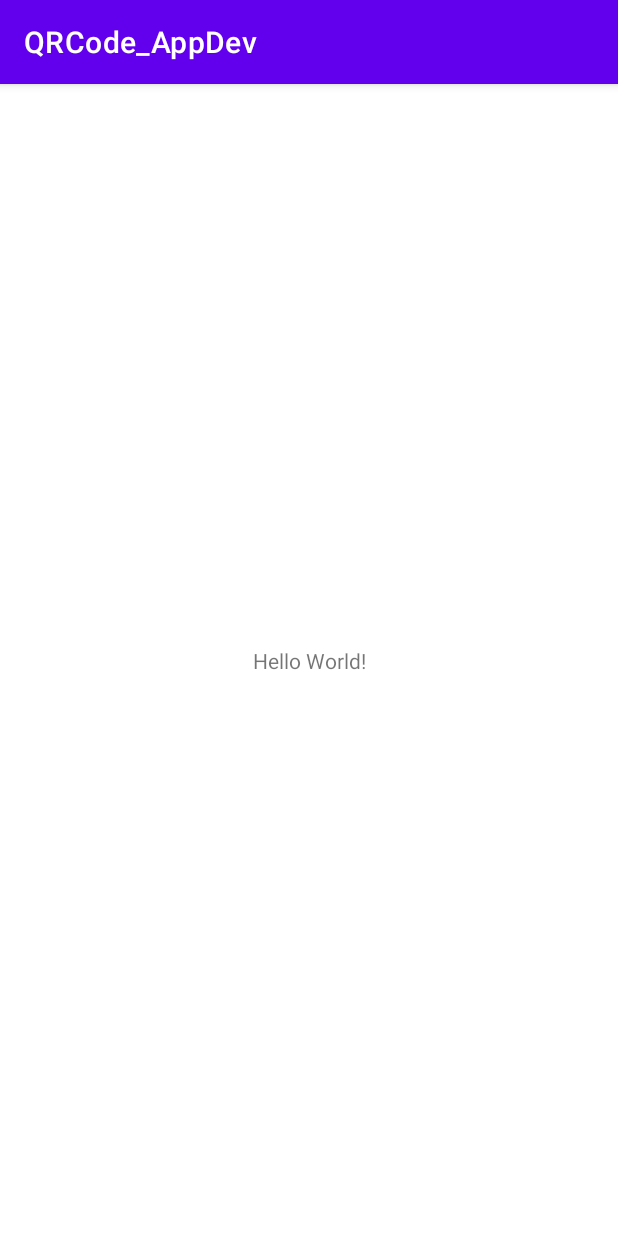
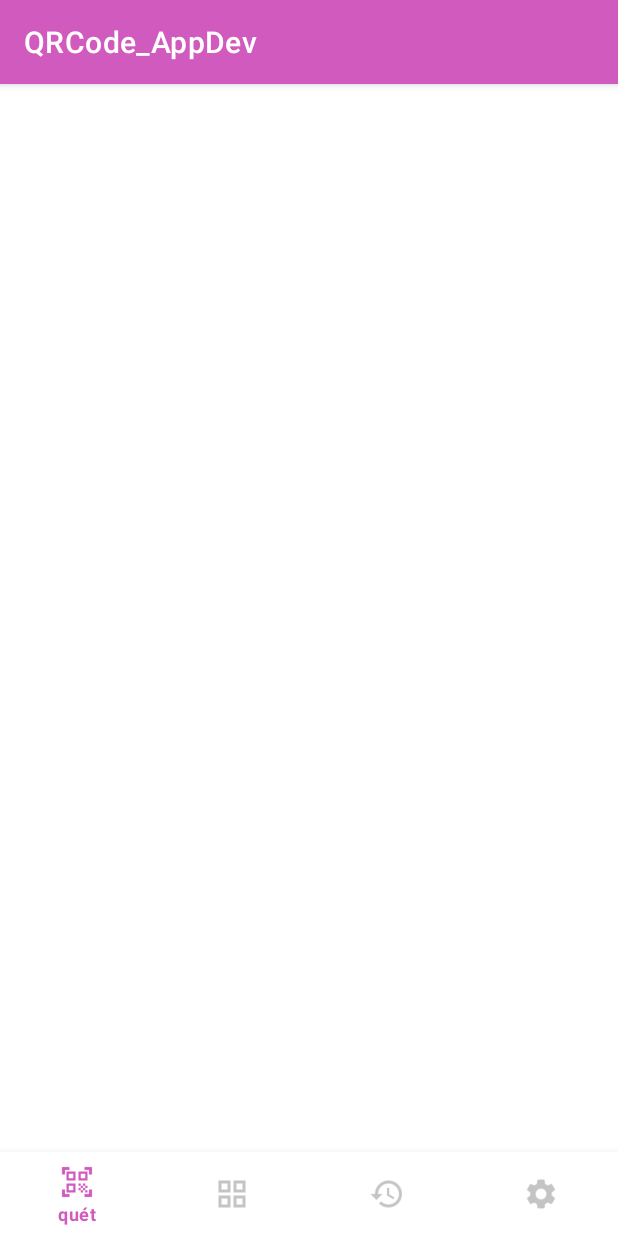
Before and after one commit to nguyenvanvi2002/QRCode_AppDev, an Android app: the screen it shows after launch (MainActivity), on a phone screen of 412 x 824 dp. Run offline under Robolectric (Android 15) with nearby library versions, the light colour scheme and no system bars.

Commit message:
bottom_menu done!

```diff
--- a/app/build.gradle
+++ b/app/build.gradle
@@ -35,4 +35,7 @@ dependencies {
     testImplementation 'junit:junit:4.13.2'
     androidTestImplementation 'androidx.test.ext:junit:1.1.3'
     androidTestImplementation 'androidx.test.espresso:espresso-core:3.4.0'
+
+    //add lib
+    implementation 'com.google.android.material:material:1.5.0'
 }
--- /dev/null
+++ b/app/src/main/res/color/custom_color_bottom_nav.xml
@@ -0,0 +1,5 @@
+<?xml version="1.0" encoding="utf-8"?>
+<selector xmlns:android="http://schemas.android.com/apk/res/android">
+    <item android:color="@color/system" android:state_checked="false"/>
+    <item android:color="@color/main_color" android:state_checked="true"/>
+</selector>
--- a/app/src/main/res/layout/activity_main.xml
+++ b/app/src/main/res/layout/activity_main.xml
@@ -1,18 +1,19 @@
 <?xml version="1.0" encoding="utf-8"?>
-<androidx.constraintlayout.widget.ConstraintLayout xmlns:android="http://schemas.android.com/apk/res/android"
+<RelativeLayout xmlns:android="http://schemas.android.com/apk/res/android"
     xmlns:app="http://schemas.android.com/apk/res-auto"
     xmlns:tools="http://schemas.android.com/tools"
     android:layout_width="match_parent"
-    android:layout_height="match_parent"
-    tools:context=".MainActivity">
+    android:layout_height="match_parent">
 
-    <TextView
-        android:layout_width="wrap_content"
+    <com.google.android.material.bottomnavigation.BottomNavigationView
+        android:id="@+id/bottom"
+        android:layout_width="match_parent"
         android:layout_height="wrap_content"
-        android:text="Hello World!"
-        app:layout_constraintBottom_toBottomOf="parent"
-        app:layout_constraintLeft_toLeftOf="parent"
-        app:layout_constraintRight_toRightOf="parent"
-        app:layout_constraintTop_toTopOf="parent" />
+        android:layout_alignParentBottom="true"
+        app:itemBackground="@color/white"
+        app:menu="@menu/menu_bottom_nav"
+        app:itemIconTint="@color/custom_color_bottom_nav"
+        app:itemTextColor="@color/custom_color_bottom_nav"/>
 
-</androidx.constraintlayout.widget.ConstraintLayout>
+
+</RelativeLayout>
--- /dev/null
+++ b/app/src/main/res/menu/menu_bottom_nav.xml
@@ -0,0 +1,22 @@
+<?xml version="1.0" encoding="utf-8"?>
+<menu xmlns:android="http://schemas.android.com/apk/res/android">
+    <item
+        android:id="@+id/qrscan"
+        android:title="@string/action_scan"
+        android:icon="@drawable/baseline_qr_code_scanner_white_24dp"/>
+
+    <item
+        android:id="@+id/create"
+        android:title="@string/action_create"
+        android:icon="@drawable/baseline_grid_view_white_24dp"/>
+
+    <item
+        android:id="@+id/history"
+        android:title="@string/action_history"
+        android:icon="@drawable/baseline_history_white_24dp"/>
+
+    <item
+        android:id="@+id/setting"
+        android:title="@string/action_setting"
+        android:icon="@drawable/baseline_settings_white_24dp"/>
+</menu>
--- a/app/src/main/res/values/colors.xml
+++ b/app/src/main/res/values/colors.xml
@@ -7,4 +7,6 @@
     <color name="teal_700">#FF018786</color>
     <color name="black">#FF000000</color>
     <color name="white">#FFFFFFFF</color>
+    <color name="system">#C4C4C4</color>
+    <color name="main_color">#D15ABE</color>
 </resources>
--- a/app/src/main/res/values/strings.xml
+++ b/app/src/main/res/values/strings.xml
@@ -1,3 +1,7 @@
 <resources>
     <string name="app_name">QRCode_AppDev</string>
+    <string name="action_scan">quét</string>
+    <string name="action_create">Tạo</string>
+    <string name="action_history">Lịch sử</string>
+    <string name="action_setting">Cài đặt</string>
 </resources>
--- a/app/src/main/res/values/themes.xml
+++ b/app/src/main/res/values/themes.xml
@@ -2,8 +2,8 @@
     <!-- Base application theme. -->
     <style name="Theme.QRCode_AppDev" parent="Theme.MaterialComponents.DayNight.DarkActionBar">
         <!-- Primary brand color. -->
-        <item name="colorPrimary">@color/purple_500</item>
-        <item name="colorPrimaryVariant">@color/purple_700</item>
+        <item name="colorPrimary">@color/main_color</item>
+        <item name="colorPrimaryVariant">@color/main_color</item>
         <item name="colorOnPrimary">@color/white</item>
         <!-- Secondary brand color. -->
         <item name="colorSecondary">@color/teal_200</item>
```
Also changed, not shown: app/src/main/res/drawable/baseline_grid_view_white_24dp.png (added), app/src/main/res/drawable/baseline_history_white_24dp.png (added), app/src/main/res/drawable/baseline_qr_code_scanner_white_24dp.png (added), app/src/main/res/drawable/baseline_settings_white_24dp.png (added).
